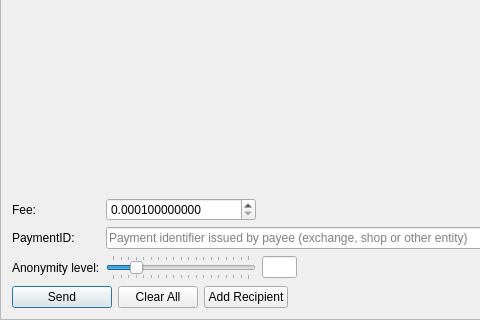
The window that src/gui/ui/sendframe.ui (cryptonotefoundation/cryptonotewallet) describes before a commit, drawn with Qt 5; both pictures show x 0 to 480 and y 270 to 590 of the 866 by 590 pixel window.
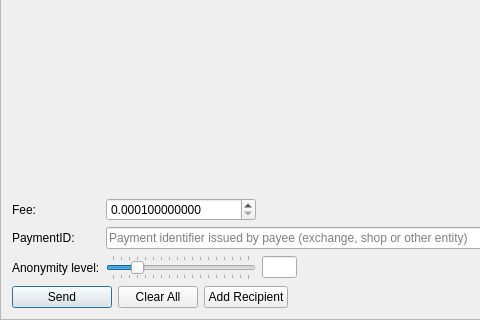
The same window after the commit. Icons and pictures are not drawn.

Commit message: Send frame max mixin change

The edit to the form file:
```diff
--- a/src/gui/ui/sendframe.ui
+++ b/src/gui/ui/sendframe.ui
@@ -86,17 +86,17 @@
          <height>0</height>
         </size>
        </property>
-       <property name="maximum">
-        <number>20</number>
-       </property>
         <property name="minimum">
           <number>2</number>
         </property>
+       <property name="maximum">
+        <number>19</number>
+       </property>
         <property name="pageStep">
         <number>1</number>
        </property>
        <property name="value">
-        <number>1</number>
+        <number>5</number>
        </property>
        <property name="sliderPosition">
         <number>5</number>
```
Left out of the diff: 2 changed lines with no effect on the pictures. Lines whose indentation alone changed are shown as unchanged.
